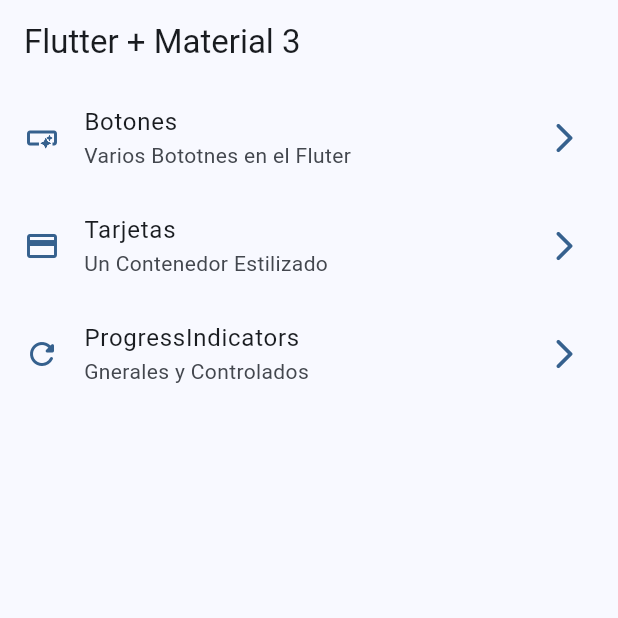
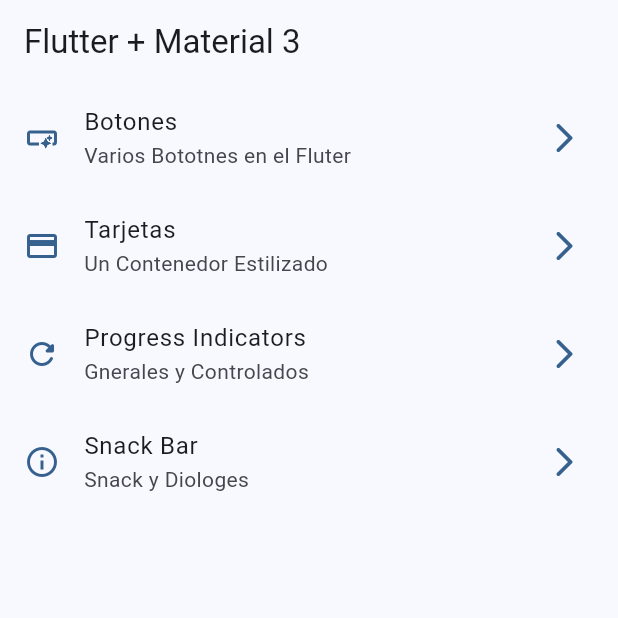
Before and after one commit to thunder609/routerwidgets, a Flutter app: the screen it shows after launch, on a phone screen of 412 x 824 dp, the top half of it. Run offline on Flutter 3.47's test engine with Material 2 defaults, Android fonts, the phone set to English and light mode, and no system bars; our stand-ins replace go_router.

Commit message:
implement snackbar dialogs   licencies termined finished

```diff
--- a/lib/config/menu/menu_items.dart
+++ b/lib/config/menu/menu_items.dart
@@ -27,8 +27,12 @@ const AppMenuItems=<MenuItems>[
       subTitle:'Un Contenedor Estilizado',
       link: '/cards',
       icon:Icons.credit_card,),
-  MenuItems(title: 'ProgressIndicators',
+  MenuItems(title: 'Progress Indicators',
     subTitle:'Gnerales y Controlados',
     link: '/progress',
     icon:Icons.refresh_rounded,),
+  MenuItems(title: 'Snack Bar',
+    subTitle:'Snack y Diologes',
+    link: '/snackBar',
+    icon:Icons.info_outline),
 ];
--- a/lib/config/router/app-router.dart
+++ b/lib/config/router/app-router.dart
@@ -2,6 +2,7 @@ import 'package:go_router/go_router.dart';
 import 'package:widgets_app/presentation/screens/buttons/buttons_screen.dart';
 import 'package:widgets_app/presentation/screens/cards/cards_screen.dart';
 import 'package:widgets_app/presentation/screens/progress%20/progress_screen.dart';
+import 'package:widgets_app/presentation/screens/screen.dart';
 
 import '../../presentation/screens/home/home_screen.dart';
 
@@ -28,5 +29,10 @@ final appRouter = GoRouter(
       name:ProgressScreen.name,
       builder: (context, state) => ProgressScreen(),
     ),
+    GoRoute(
+      path: '/snackBar',
+      name:SnackBarScreen.name,
+      builder: (context, state) => SnackBarScreen(),
+    ),
   ],
 );
--- a/lib/main.dart
+++ b/lib/main.dart
@@ -16,6 +16,7 @@ class MainApp extends StatelessWidget {
   @override
   Widget build(BuildContext context) {
     return  MaterialApp.router(
+      title: 'Flutter widgets',
       routerConfig: appRouter,
       debugShowCheckedModeBanner: false,
       theme:AppTheme(selectedColor:0).getTheme(),
```
Also changed, not shown: lib/presentation/screens/snackBar_screen/snackBar_screen..dart (+51 -2 lines).
